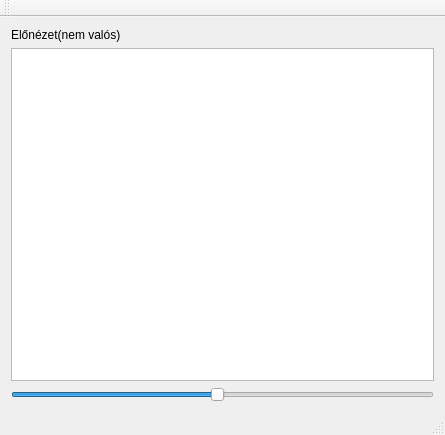
Old version of the form matrix-snake-game/src/mainwindow.ui in the repository schonherz-matrix/snake-game.
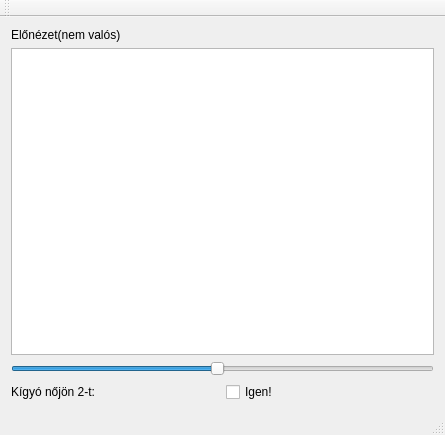
New version of the form.

```diff
--- a/matrix-snake-game/src/mainwindow.ui
+++ b/matrix-snake-game/src/mainwindow.ui
@@ -48,6 +48,24 @@
       </property>
      </widget>
     </item>
+    <item>
+     <layout class="QHBoxLayout" name="horizontalLayout">
+      <item>
+       <widget class="QLabel" name="growthLabel">
+        <property name="text">
+         <string>Kígyó nőjön 2-t:</string>
+        </property>
+       </widget>
+      </item>
+      <item>
+       <widget class="QCheckBox" name="growthButton">
+        <property name="text">
+         <string>Igen!</string>
+        </property>
+       </widget>
+      </item>
+     </layout>
+    </item>
    </layout>
   </widget>
   <widget class="QMenuBar" name="menuBar">
```
